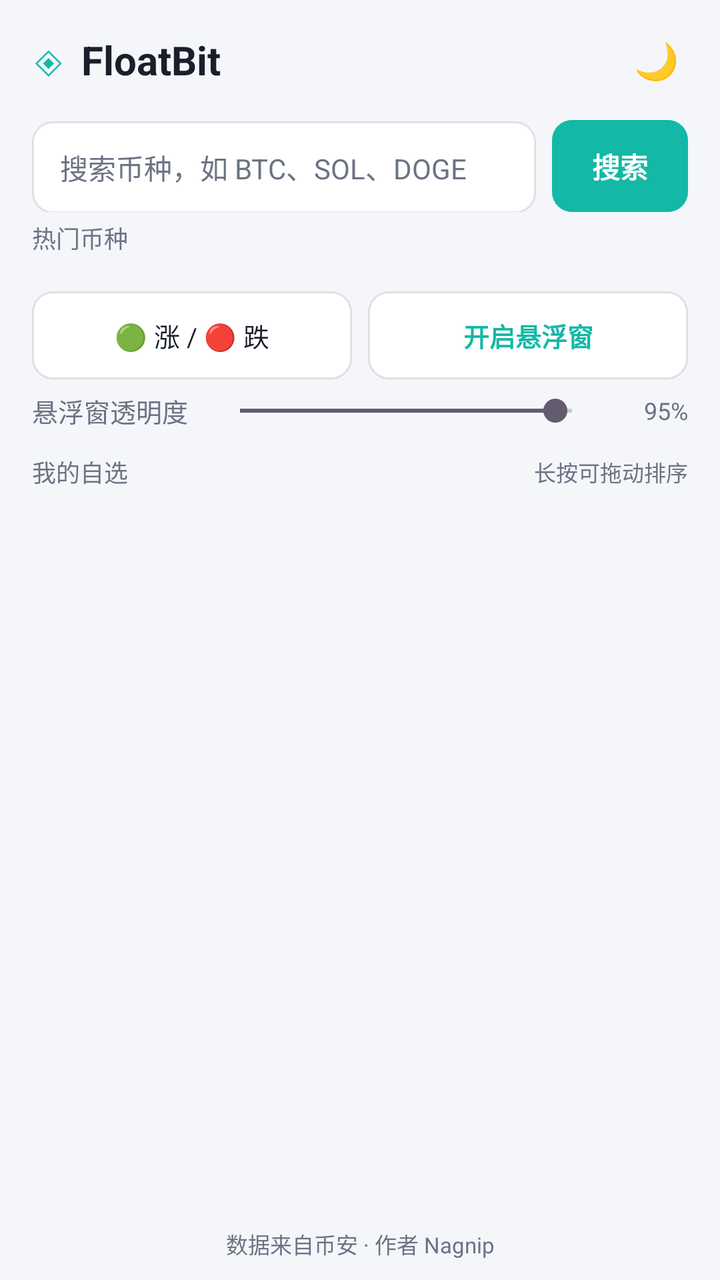
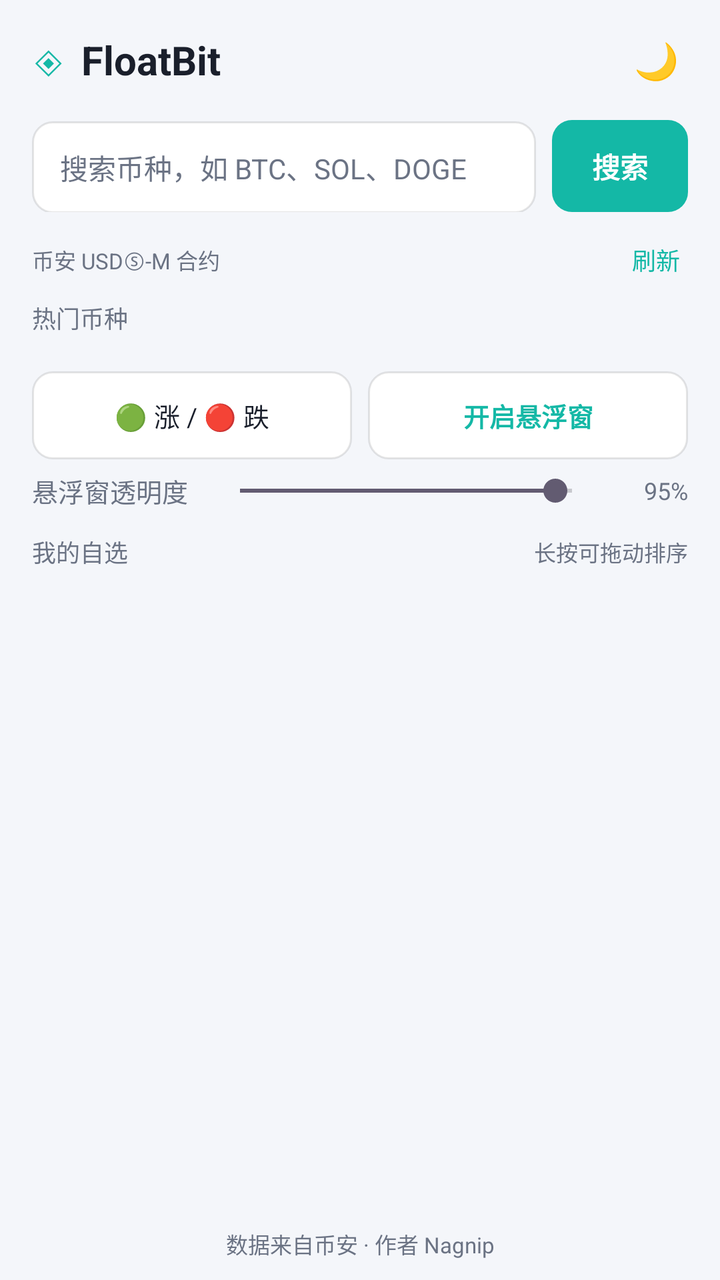

Two renders of the same Android screen: before a commit and after it. Below are the layout's source before the change and the commit's diff.
<!-- AndroidManifest.xml: application theme Theme.FloatBit_Android -->
<!-- res/layout/activity_main.xml -->
<?xml version="1.0" encoding="utf-8"?>
<LinearLayout xmlns:android="http://schemas.android.com/apk/res/android"
    xmlns:tools="http://schemas.android.com/tools"
    android:id="@+id/main"
    android:layout_width="match_parent"
    android:layout_height="match_parent"
    android:orientation="vertical"
    android:background="@color/bg"
    android:fitsSystemWindows="true"
    tools:context=".MainActivity">

    
    <LinearLayout
        android:layout_width="match_parent"
        android:layout_height="wrap_content"
        android:orientation="horizontal"
        android:gravity="center_vertical"
        android:paddingStart="16dp"
        android:paddingEnd="12dp"
        android:paddingTop="10dp"
        android:paddingBottom="10dp">

        <TextView
            android:layout_width="wrap_content"
            android:layout_height="wrap_content"
            android:text="◈"
            android:textColor="@color/accent"
            android:textSize="22sp" />

        <TextView
            android:layout_width="0dp"
            android:layout_height="wrap_content"
            android:layout_weight="1"
            android:layout_marginStart="8dp"
            android:text="@string/title"
            android:textColor="@color/text_main"
            android:textSize="20sp"
            android:textStyle="bold" />

        <TextView
            android:id="@+id/btn_theme"
            android:layout_width="40dp"
            android:layout_height="40dp"
            android:gravity="center"
            android:text="🌙"
            android:textSize="18sp"
            android:background="?attr/selectableItemBackgroundBorderless" />
    </LinearLayout>

    
    <LinearLayout
        android:layout_width="match_parent"
        android:layout_height="wrap_content"
        android:orientation="horizontal"
        android:paddingStart="16dp"
        android:paddingEnd="16dp"
        android:paddingBottom="4dp">

        <EditText
            android:id="@+id/input_symbol"
            android:layout_width="0dp"
            android:layout_height="46dp"
            android:layout_weight="1"
            android:background="@drawable/bg_input"
            android:paddingStart="14dp"
            android:paddingEnd="14dp"
            android:hint="@string/search_hint"
            android:textColorHint="@color/text_dim"
            android:textColor="@color/text_main"
            android:textSize="14sp"
            android:inputType="textCapCharacters"
            android:imeOptions="actionSearch"
            android:maxLines="1" />

        <TextView
            android:id="@+id/btn_add"
            android:layout_width="wrap_content"
            android:layout_height="46dp"
            android:layout_marginStart="8dp"
            android:background="@drawable/bg_btn_accent"
            android:gravity="center"
            android:text="@string/search"
            android:textColor="@color/on_accent"
            android:textStyle="bold"
            android:textSize="14sp"
            android:paddingStart="20dp"
            android:paddingEnd="20dp" />
    </LinearLayout>

    
    <LinearLayout
        android:id="@+id/search_results"
        android:layout_width="match_parent"
        android:layout_height="wrap_content"
        android:orientation="vertical"
        android:visibility="gone"
        android:layout_marginStart="16dp"
        android:layout_marginEnd="16dp"
        android:layout_marginBottom="6dp"
        android:background="@drawable/bg_card" />

    
    <TextView
        android:layout_width="wrap_content"
        android:layout_height="wrap_content"
        android:paddingStart="16dp"
        android:paddingBottom="6dp"
        android:text="热门币种"
        android:textColor="@color/text_dim"
        android:textSize="12sp" />

    <HorizontalScrollView
        android:layout_width="match_parent"
        android:layout_height="wrap_content"
        android:scrollbars="none"
        android:paddingStart="16dp"
        android:paddingEnd="16dp"
        android:clipToPadding="false">

        <LinearLayout
            android:id="@+id/hot_row"
            android:layout_width="wrap_content"
            android:layout_height="wrap_content"
            android:orientation="horizontal" />
    </HorizontalScrollView>

    
    <LinearLayout
        android:layout_width="match_parent"
        android:layout_height="wrap_content"
        android:orientation="horizontal"
        android:paddingStart="16dp"
        android:paddingEnd="16dp"
        android:paddingTop="12dp"
        android:paddingBottom="6dp">

        <TextView
            android:id="@+id/btn_color"
            android:layout_width="0dp"
            android:layout_height="44dp"
            android:layout_weight="1"
            android:background="@drawable/bg_btn_outline"
            android:gravity="center"
            android:text="🟢 涨 / 🔴 跌"
            android:textColor="@color/text_main"
            android:textSize="13sp" />

        <TextView
            android:id="@+id/btn_float"
            android:layout_width="0dp"
            android:layout_height="44dp"
            android:layout_weight="1"
            android:layout_marginStart="8dp"
            android:background="@drawable/bg_btn_outline"
            android:gravity="center"
            android:text="@string/start_float"
            android:textColor="@color/accent"
            android:textStyle="bold"
            android:textSize="13sp" />
    </LinearLayout>

    
    <LinearLayout
        android:layout_width="match_parent"
        android:layout_height="wrap_content"
        android:orientation="horizontal"
        android:gravity="center_vertical"
        android:paddingStart="16dp"
        android:paddingEnd="16dp"
        android:paddingBottom="6dp">

        <TextView
            android:layout_width="wrap_content"
            android:layout_height="wrap_content"
            android:text="悬浮窗透明度"
            android:textColor="@color/text_dim"
            android:textSize="13sp" />

        <SeekBar
            android:id="@+id/seek_opacity"
            android:layout_width="0dp"
            android:layout_height="wrap_content"
            android:layout_weight="1"
            android:layout_marginStart="10dp"
            android:max="100"
            android:progress="95" />

        <TextView
            android:id="@+id/tv_opacity"
            android:layout_width="42dp"
            android:layout_height="wrap_content"
            android:gravity="end"
            android:text="95%"
            android:textColor="@color/text_dim"
            android:textSize="12sp" />
    </LinearLayout>

    
    <LinearLayout
        android:layout_width="match_parent"
        android:layout_height="wrap_content"
        android:orientation="horizontal"
        android:gravity="center_vertical"
        android:paddingStart="16dp"
        android:paddingEnd="16dp"
        android:paddingTop="6dp"
        android:paddingBottom="2dp">

        <TextView
            android:layout_width="0dp"
            android:layout_height="wrap_content"
            android:layout_weight="1"
            android:text="我的自选"
            android:textColor="@color/text_dim"
            android:textSize="12sp" />

        <TextView
            android:layout_width="wrap_content"
            android:layout_height="wrap_content"
            android:text="长按可拖动排序"
            android:textColor="@color/text_dim"
            android:textSize="11sp" />
    </LinearLayout>

    
    <androidx.recyclerview.widget.RecyclerView
        android:id="@+id/list"
        android:layout_width="match_parent"
        android:layout_height="0dp"
        android:layout_weight="1"
        android:paddingStart="16dp"
        android:paddingEnd="16dp"
        android:clipToPadding="false"
        android:paddingBottom="10dp" />

    
    <TextView
        android:layout_width="match_parent"
        android:layout_height="wrap_content"
        android:gravity="center"
        android:paddingBottom="10dp"
        android:text="数据来自币安 · 作者 Nagnip"
        android:textColor="@color/text_dim"
        android:textSize="11sp" />

</LinearLayout>
<!-- resources referenced by this layout -->
<resources>
  <color name="accent">#14B8A6</color>
  <color name="bg">#F4F6FA</color>
  <color name="on_accent">#FFFFFF</color>
  <color name="text_dim">#6B7384</color>
  <color name="text_main">#1A1F2B</color>
  <!-- drawable bg_btn_accent (drawable) -->
  <?xml version="1.0" encoding="utf-8"?>
  <ripple xmlns:android="http://schemas.android.com/apk/res/android"
      android:color="#33FFFFFF">
      <item>
          <shape android:shape="rectangle">
              <solid android:color="@color/accent" />
              <corners android:radius="10dp" />
          </shape>
      </item>
  </ripple>
  <!-- drawable bg_btn_outline (drawable) -->
  <?xml version="1.0" encoding="utf-8"?>
  <ripple xmlns:android="http://schemas.android.com/apk/res/android"
      android:color="#22808080">
      <item>
          <shape android:shape="rectangle">
              <solid android:color="@color/bg_elev" />
              <corners android:radius="10dp" />
              <stroke android:width="1dp" android:color="@color/card_stroke" />
          </shape>
      </item>
  </ripple>
  <!-- drawable bg_card (drawable) -->
  <?xml version="1.0" encoding="utf-8"?>
  <shape xmlns:android="http://schemas.android.com/apk/res/android"
      android:shape="rectangle">
      <solid android:color="@color/bg_card" />
      <corners android:radius="14dp" />
      <stroke android:width="1dp" android:color="@color/card_stroke" />
  </shape>
  <!-- drawable bg_input (drawable) -->
  <?xml version="1.0" encoding="utf-8"?>
  <shape xmlns:android="http://schemas.android.com/apk/res/android"
      android:shape="rectangle">
      <solid android:color="@color/bg_elev" />
      <corners android:radius="10dp" />
      <stroke android:width="1dp" android:color="@color/card_stroke" />
  </shape>
  <string name="search">搜索</string>
  <string name="search_hint">搜索币种，如 BTC、SOL、DOGE</string>
  <string name="start_float">开启悬浮窗</string>
  <string name="title">FloatBit</string>
  <style name="Theme.FloatBit_Android" parent="Base.Theme.FloatBit_Android" />
  <color name="bg_elev">#FFFFFF</color>
  <color name="card_stroke">#1A000000</color>
  <color name="bg_card">#FFFFFF</color>
  <style name="Base.Theme.FloatBit_Android" parent="Theme.Material3.DayNight.NoActionBar">
          <item name="android:windowBackground">@color/bg</item>
          <item name="android:statusBarColor">@color/bg</item>
          <item name="android:navigationBarColor">@color/bg</item>
          <item name="colorPrimary">@color/accent</item>
      </style>
</resources>

<!-- the commit's change to res/layout/activity_main.xml (unified diff, before → after) -->
@@ -87,6 +87,35 @@
             android:paddingEnd="20dp" />
     </LinearLayout>
 
+    <LinearLayout
+        android:layout_width="match_parent"
+        android:layout_height="wrap_content"
+        android:gravity="center_vertical"
+        android:paddingStart="16dp"
+        android:paddingEnd="16dp">
+
+        <TextView
+            android:id="@+id/symbol_status"
+            android:layout_width="0dp"
+            android:layout_height="wrap_content"
+            android:layout_weight="1"
+            android:text="币安 USDⓈ-M 合约"
+            android:textColor="@color/text_dim"
+            android:textSize="11sp" />
+
+        <TextView
+            android:id="@+id/refresh_symbols"
+            android:layout_width="wrap_content"
+            android:layout_height="40dp"
+            android:gravity="center"
+            android:paddingStart="12dp"
+            android:paddingEnd="4dp"
+            android:text="刷新"
+            android:textColor="@color/accent"
+            android:textSize="12sp"
+            android:background="?attr/selectableItemBackground" />
+    </LinearLayout>
+
     
     <LinearLayout
         android:id="@+id/search_results"
